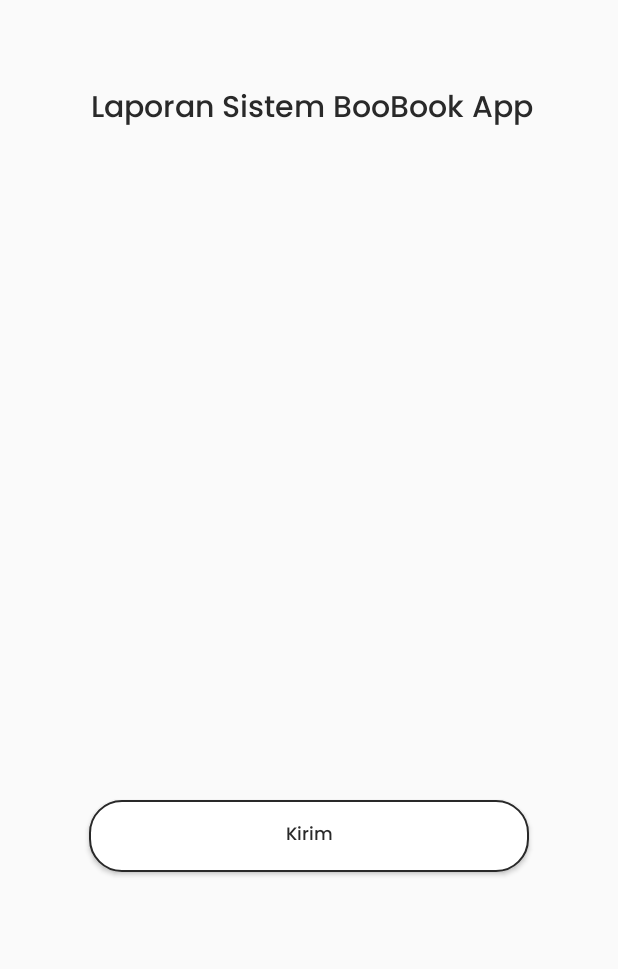
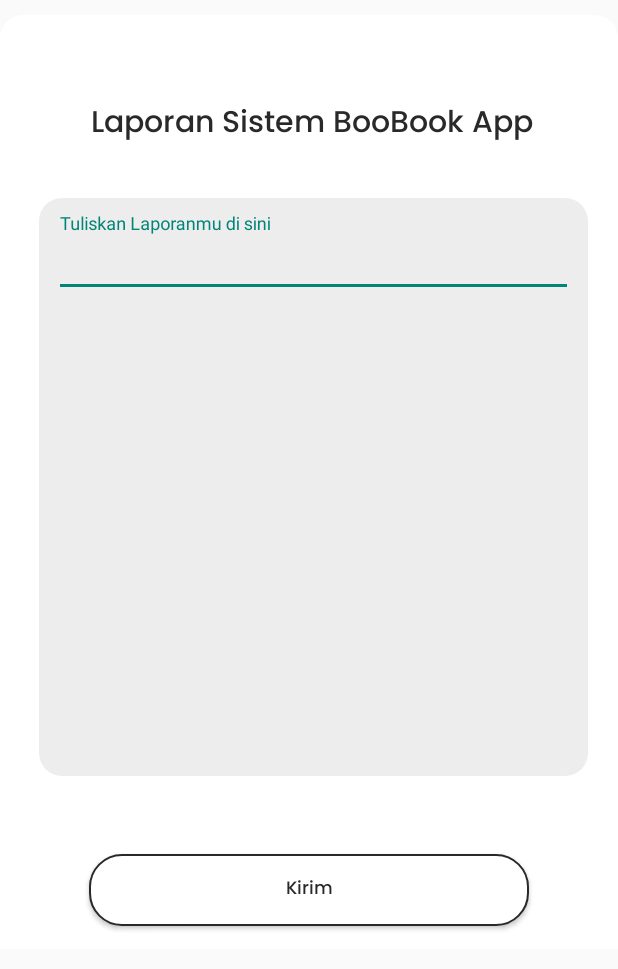
Before and after one commit to FarrelApriandry/BooBookAPPS, an Android app: the layout activity_pop_up_report.xml on its own in the app's theme, with its tools: preview values and no code run, on a phone screen of 412 x 824 dp. Shown: the top 969 px of the screen. Run offline under Robolectric (Android 15) with nearby library versions, the phone set to English and light mode, and no system bars.

Commit message:
update pop up report v2

```diff
--- /dev/null
+++ b/app/src/main/res/drawable/rounded_bg_report.xml
@@ -0,0 +1,5 @@
+<?xml version="1.0" encoding="utf-8"?>
+<shape xmlns:android="http://schemas.android.com/apk/res/android">
+    <solid android:color="#EDEDED"></solid>
+    <corners android:topLeftRadius="15dp" android:topRightRadius="15dp" android:bottomLeftRadius="15dp" android:bottomRightRadius="15dp"></corners>
+</shape>
--- a/app/src/main/res/layout/activity_pop_up_report.xml
+++ b/app/src/main/res/layout/activity_pop_up_report.xml
@@ -6,19 +6,19 @@
     android:layout_width="match_parent"
     android:layout_height="wrap_content"
     android:background="@color/TRANSPARENT"
-    android:id="@+id/popUpLogin">
+    >
 
 
     <androidx.constraintlayout.widget.ConstraintLayout
         android:id="@+id/pop_up_report"
         android:layout_width="match_parent"
         android:layout_height="wrap_content"
+        android:layout_marginTop="10dp"
+        android:background="@drawable/rounded_popup"
         app:layout_constraintBottom_toBottomOf="parent"
         app:layout_constraintEnd_toEndOf="parent"
-        app:layout_constraintHorizontal_bias="0.0"
         app:layout_constraintStart_toStartOf="parent"
         app:layout_constraintTop_toTopOf="parent"
-        app:layout_constraintVertical_bias="1.0"
 
         >
 
@@ -43,14 +43,31 @@
             android:id="@+id/textInputReport"
             android:layout_width="366dp"
             android:layout_height="385dp"
+            android:layout_marginStart="25dp"
             android:layout_marginTop="32dp"
             android:layout_marginEnd="20dp"
-            android:hint="Tulis Laporanmu di sini"
+            android:layout_marginBottom="26dp"
+            android:background="@drawable/rounded_bg_report"
             android:singleLine="false"
+            app:layout_constraintBottom_toTopOf="@+id/btn_send"
             app:layout_constraintEnd_toEndOf="parent"
+            app:layout_constraintStart_toStartOf="parent"
             app:layout_constraintTop_toBottomOf="@+id/Title_Report">
             >
 
+            <com.google.android.material.textfield.TextInputLayout
+                android:layout_width="match_parent"
+                android:layout_height="match_parent"
+                android:layout_marginTop="10dp"
+                android:layout_marginLeft="10dp"
+                android:layout_marginRight="10dp">
+
+                <com.google.android.material.textfield.TextInputEditText
+                    android:layout_width="match_parent"
+                    android:layout_height="wrap_content"
+                    android:hint="Tuliskan Laporanmu di sini"
+                    android:maxLines="10"/>
+            </com.google.android.material.textfield.TextInputLayout>
         </com.google.android.material.textfield.TextInputLayout>
 
         <Button
```
